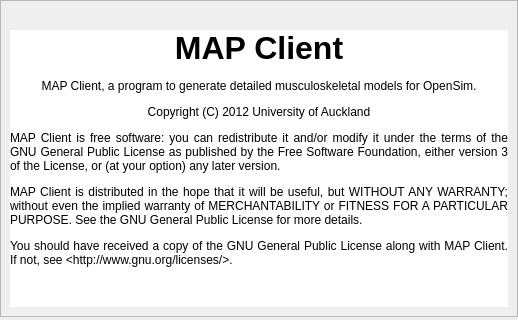
The window that src/widgets/qt/aboutdialog.ui (MusculoskeletalAtlasProject/mapclient-archived) describes before a commit, drawn with Qt 5; both pictures show x 0 to 518 and y 0 to 320 of the 518 by 480 pixel window.
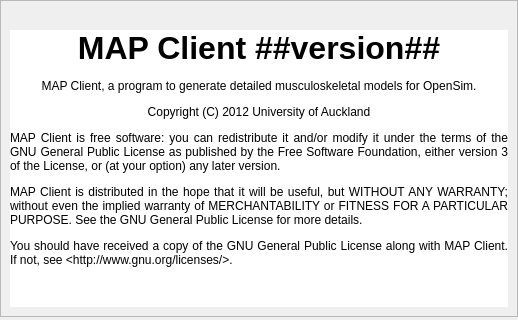
The same window after the commit. Icons and pictures are not drawn.

Commit message: Adding the version number of the MAP Client into the help->about dialog.  Fixes bug #1246560

```diff
--- a/src/widgets/qt/aboutdialog.ui
+++ b/src/widgets/qt/aboutdialog.ui
@@ -54,7 +54,7 @@
          <string notr="true">QLabel { background-color : white }</string>
         </property>
         <property name="text">
-         <string>&lt;html&gt;&lt;head/&gt;&lt;body&gt;&lt;p align=&quot;center&quot;&gt;&lt;span style=&quot; font-size:24pt; font-weight:600;&quot;&gt;MAP Client&lt;/span&gt;&lt;/p&gt;&lt;p align=&quot;center&quot;&gt;MAP Client, a program to generate detailed musculoskeletal models for OpenSim.&lt;/p&gt;&lt;p align=&quot;center&quot;&gt;Copyright (C) 2012 University of Auckland&lt;/p&gt;&lt;p align=&quot;justify&quot;&gt;MAP Client is free software: you can redistribute it and/or modify it under the terms of the GNU General Public License as published by the Free Software Foundation, either version 3 of the License, or (at your option) any later version.&lt;/p&gt;&lt;p align=&quot;justify&quot;&gt;MAP Client is distributed in the hope that it will be useful, but WITHOUT ANY WARRANTY; without even the implied warranty of MERCHANTABILITY or FITNESS FOR A PARTICULAR PURPOSE. See the GNU General Public License for more details.&lt;/p&gt;&lt;p align=&quot;justify&quot;&gt;You should have received a copy of the GNU General Public License along with MAP Client. If not, see &amp;lt;http://www.gnu.org/licenses/&amp;gt;.&lt;/p&gt;&lt;p&gt;&lt;br/&gt;&lt;/p&gt;&lt;/body&gt;&lt;/html&gt;</string>
+         <string>&lt;html&gt;&lt;head/&gt;&lt;body&gt;&lt;p align=&quot;center&quot;&gt;&lt;span style=&quot; font-size:24pt; font-weight:600;&quot;&gt;MAP Client ##version##&lt;/span&gt;&lt;/p&gt;&lt;p align=&quot;center&quot;&gt;MAP Client, a program to generate detailed musculoskeletal models for OpenSim.&lt;/p&gt;&lt;p align=&quot;center&quot;&gt;Copyright (C) 2012 University of Auckland&lt;/p&gt;&lt;p align=&quot;justify&quot;&gt;MAP Client is free software: you can redistribute it and/or modify it under the terms of the GNU General Public License as published by the Free Software Foundation, either version 3 of the License, or (at your option) any later version.&lt;/p&gt;&lt;p align=&quot;justify&quot;&gt;MAP Client is distributed in the hope that it will be useful, but WITHOUT ANY WARRANTY; without even the implied warranty of MERCHANTABILITY or FITNESS FOR A PARTICULAR PURPOSE. See the GNU General Public License for more details.&lt;/p&gt;&lt;p align=&quot;justify&quot;&gt;You should have received a copy of the GNU General Public License along with MAP Client. If not, see &amp;lt;http://www.gnu.org/licenses/&amp;gt;.&lt;/p&gt;&lt;p&gt;&lt;br/&gt;&lt;/p&gt;&lt;/body&gt;&lt;/html&gt;</string>
         </property>
         <property name="wordWrap">
          <bool>true</bool>
```
Left out of the diff: 13 changed lines with no effect on the pictures. The commit also changes 2 other files.
